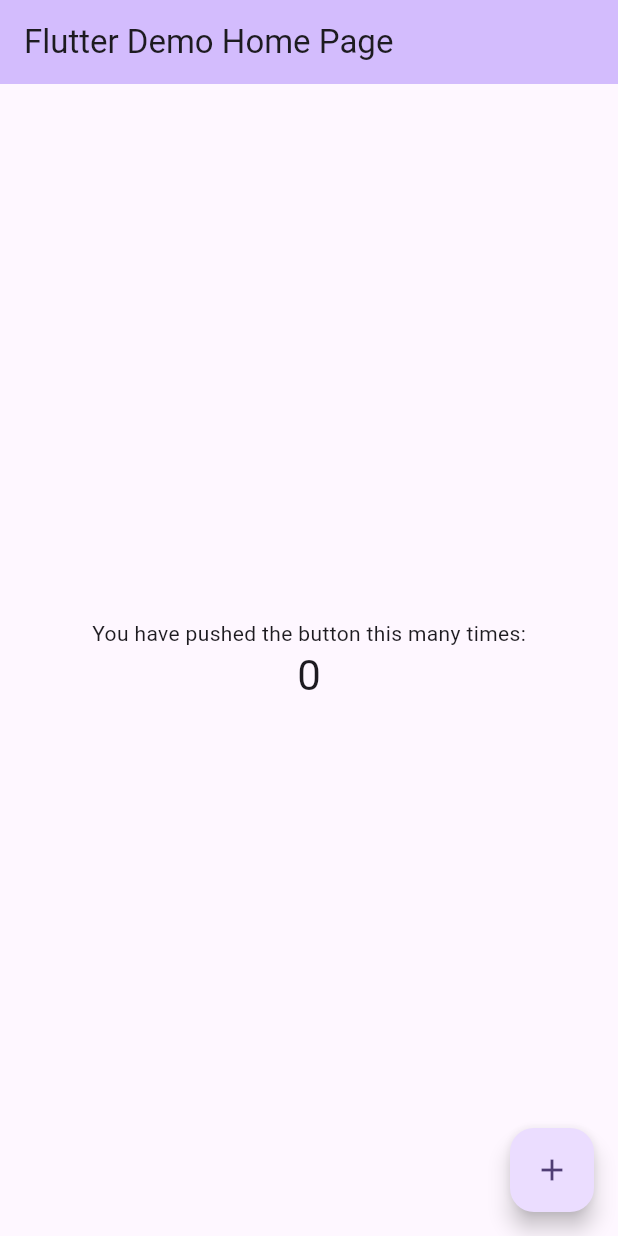
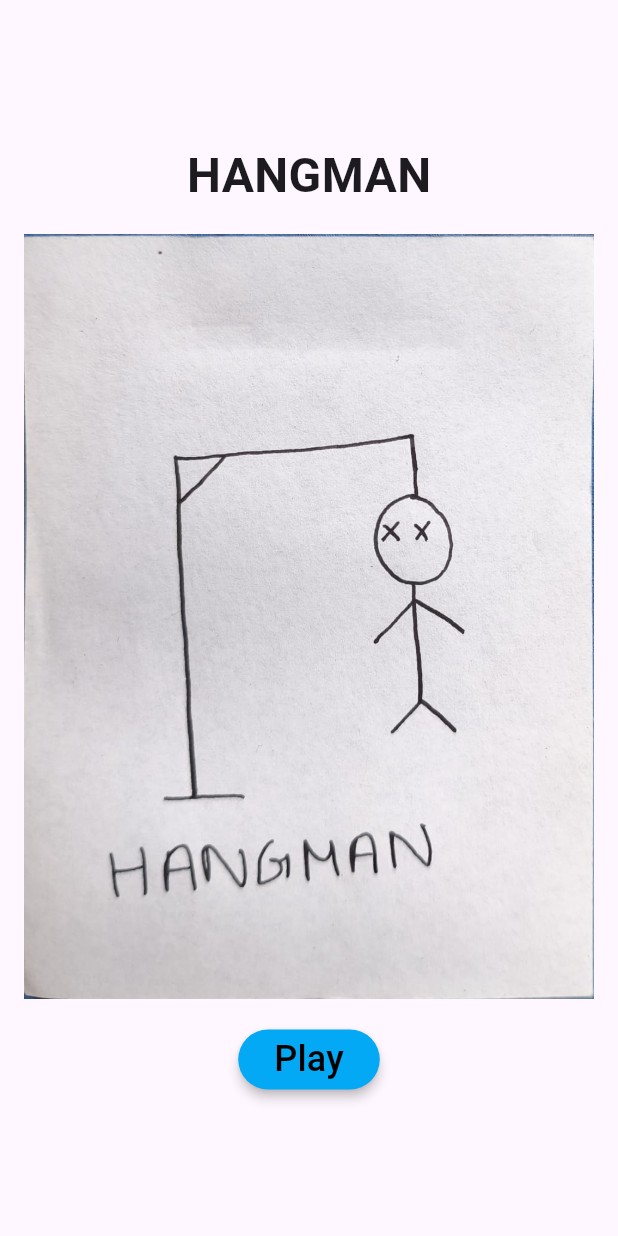
Before and after one commit to NotDhruvK/Flutter_Projects, a Flutter app: the screen it shows after launch, on a phone screen of 412 x 824 dp. Run offline on Flutter 3.47's test engine with Material 3 defaults, Android fonts, the phone set to English and light mode, and no system bars; our stand-ins replace google_fonts, transparent_image.

Commit message:
feat: added first page

```diff
--- a/hangman/lib/main.dart
+++ b/hangman/lib/main.dart
@@ -1,122 +1,10 @@
 import 'package:flutter/material.dart';
+import 'package:hangman/screens/welcome_screen.dart';
 
 void main() {
-  runApp(const MyApp());
+  runApp(
+    const MaterialApp(
+      home: WelcomeScreen(),
+    ),
+  );
 }
-
-class MyApp extends StatelessWidget {
-  const MyApp({super.key});
-
-  // This widget is the root of your application.
-  @override
-  Widget build(BuildContext context) {
-    return MaterialApp(
-      title: 'Flutter Demo',
-      theme: ThemeData(
-        // This is the theme of your application.
-        //
-        // TRY THIS: Try running your application with "flutter run". You'll see
-        // the application has a purple toolbar. Then, without quitting the app,
-        // try changing the seedColor in the colorScheme below to Colors.green
-        // and then invoke "hot reload" (save your changes or press the "hot
-        // reload" button in a Flutter-supported IDE, or press "r" if you used
-        // the command line to start the app).
-        //
-        // Notice that the counter didn't reset back to zero; the application
-        // state is not lost during the reload. To reset the state, use hot
-        // restart instead.
-        //
-        // This works for code too, not just values: Most code changes can be
-        // tested with just a hot reload.
-        colorScheme: .fromSeed(seedColor: Colors.deepPurple),
-      ),
-      home: const MyHomePage(title: 'Flutter Demo Home Page'),
-    );
-  }
-}
-
-class MyHomePage extends StatefulWidget {
-  const MyHomePage({super.key, required this.title});
-
-  // This widget is the home page of your application. It is stateful, meaning
-  // that it has a State object (defined below) that contains fields that affect
-  // how it looks.
-
-  // This class is the configuration for the state. It holds the values (in this
-  // case the title) provided by the parent (in this case the App widget) and
-  // used by the build method of the State. Fields in a Widget subclass are
-  // always marked "final".
-
-  final String title;
-
-  @override
-  State<MyHomePage> createState() => _MyHomePageState();
-}
-
-class _MyHomePageState extends State<MyHomePage> {
-  int _counter = 0;
-
-  void _incrementCounter() {
-    setState(() {
-      // This call to setState tells the Flutter framework that something has
-      // changed in this State, which causes it to rerun the build method below
-      // so that the display can reflect the updated values. If we changed
-      // _counter without calling setState(), then the build method would not be
-      // called again, and so nothing would appear to happen.
-      _counter++;
-    });
-  }
-
-  @override
-  Widget build(BuildContext context) {
-    // This method is rerun every time setState is called, for instance as done
-    // by the _incrementCounter method above.
-    //
-    // The Flutter framework has been optimized to make rerunning build methods
-    // fast, so that you can just rebuild anything that needs updating rather
-    // than having to individually change instances of widgets.
-    return Scaffold(
-      appBar: AppBar(
-        // TRY THIS: Try changing the color here to a specific color (to
-        // Colors.amber, perhaps?) and trigger a hot reload to see the AppBar
-        // change color while the other colors stay the same.
-        backgroundColor: Theme.of(context).colorScheme.inversePrimary,
-        // Here we take the value from the MyHomePage object that was created by
-        // the App.build method, and use it to set our appbar title.
-        title: Text(widget.title),
-      ),
-      body: Center(
-        // Center is a layout widget. It takes a single child and positions it
-        // in the middle of the parent.
-        child: Column(
-          // Column is also a layout widget. It takes a list of children and
-          // arranges them vertically. By default, it sizes itself to fit its
-          // children horizontally, and tries to be as tall as its parent.
-          //
-          // Column has various properties to control how it sizes itself and
-          // how it positions its children. Here we use mainAxisAlignment to
-          // center the children vertically; the main axis here is the vertical
-          // axis because Columns are vertical (the cross axis would be
-          // horizontal).
-          //
-          // TRY THIS: Invoke "debug painting" (choose the "Toggle Debug Paint"
-          // action in the IDE, or press "p" in the console), to see the
-          // wireframe for each widget.
-          mainAxisAlignment: .center,
-          children: [
-            const Text('You have pushed the button this many times:'),
-            Text(
-              '$_counter',
-              style: Theme.of(context).textTheme.headlineMedium,
-            ),
-          ],
-        ),
-      ),
-      floatingActionButton: FloatingActionButton(
-        onPressed: _incrementCounter,
-        tooltip: 'Increment',
-        child: const Icon(Icons.add),
-      ),
-    );
-  }
-}
--- /dev/null
+++ b/hangman/lib/screens/playpage.dart
@@ -0,0 +1,15 @@
+import 'package:flutter/material.dart';
+
+class PlayPage extends StatefulWidget {
+  const PlayPage({super.key});
+
+  @override
+  State<PlayPage> createState() => _PlayPageState();
+}
+
+class _PlayPageState extends State<PlayPage> {
+  @override
+  Widget build(BuildContext context) {
+    return const Placeholder();
+  }
+}
--- /dev/null
+++ b/hangman/lib/screens/welcome_screen.dart
@@ -0,0 +1,68 @@
+import 'package:flutter/material.dart';
+import 'package:hangman/screens/playpage.dart';
+
+class WelcomeScreen extends StatefulWidget {
+  const WelcomeScreen({super.key});
+
+  @override
+  State<WelcomeScreen> createState() => _WelcomeScreenState();
+}
+
+class _WelcomeScreenState extends State<WelcomeScreen> {
+  // C L A S S     M E T H O D S
+  void _goNextPage() {
+    Navigator.push(
+      context,
+      MaterialPageRoute(
+        builder: (ctx) => const PlayPage(),
+      ),
+    );
+  }
+
+  @override
+  Widget build(BuildContext context) {
+    return Scaffold(
+      body: Padding(
+        padding: const EdgeInsets.all(16.0),
+        child: Center(
+          child: Column(
+            mainAxisAlignment: MainAxisAlignment.center,
+            mainAxisSize: MainAxisSize.min,
+            crossAxisAlignment: CrossAxisAlignment.center,
+            children: [
+              const Text(
+                'HANGMAN',
+                style: TextStyle(
+                  fontSize: 32,
+                  fontWeight: FontWeight.bold,
+                ),
+              ),
+              const SizedBox(height: 16),
+
+              Image.asset(
+                'assets/8.jpeg',
+              ),
+
+              const SizedBox(height: 16),
+
+              ElevatedButton(
+                style: ElevatedButton.styleFrom(
+                  backgroundColor: Colors.lightBlue,
+                  elevation: 3,
+                ),
+                onPressed: _goNextPage,
+                child: const Text(
+                  'Play',
+                  style: TextStyle(
+                    fontSize: 24,
+                    color: Colors.black,
+                  ),
+                ),
+              ),
+            ],
+          ),
+        ),
+      ),
+    );
+  }
+}
--- a/hangman/pubspec.yaml
+++ b/hangman/pubspec.yaml
@@ -58,8 +58,8 @@ flutter:
   uses-material-design: true
 
   # To add assets to your application, add an assets section, like this:
-  # assets:
-  #   - images/a_dot_burr.jpeg
+  assets:
+    - assets/
   #   - images/a_dot_ham.jpeg
 
   # An image asset can refer to one or more resolution-specific "variants", see
```
Also changed, not shown: hangman/assets/1.jpeg (added), hangman/assets/2.jpeg (added), hangman/assets/3.jpeg (added), hangman/assets/4.jpeg (added), hangman/assets/5.jpeg (added), hangman/assets/6.jpeg (added), hangman/assets/7.jpeg (added), hangman/assets/8.jpeg (added).
